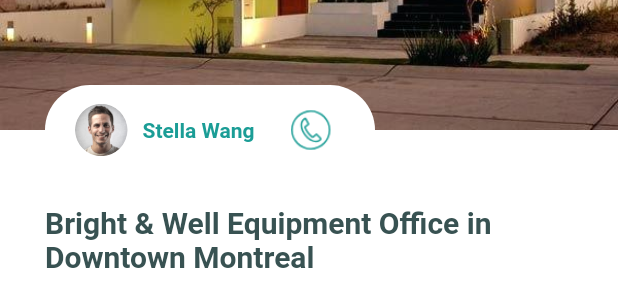
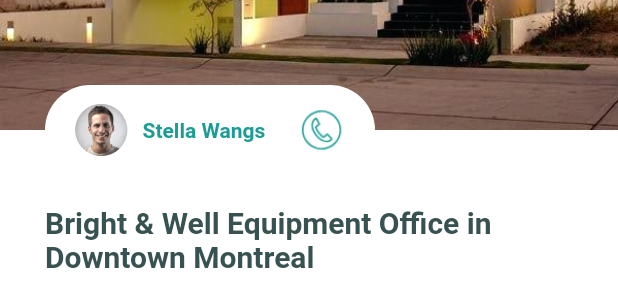
Before and after one commit to jwan3453/flutterUIChallenge, a Flutter app: the RealEstate widget shown alone on an empty page, opened directly, on a phone screen of 412 x 824 dp. Shown: the part 488-788 px from the top of the screen. Run offline on Flutter 3.47's test engine with Material 2 defaults, Android fonts, the light colour scheme and no system bars.

Commit message:
测试分支提交

```diff
--- a/lib/realestate/realEstate.dart
+++ b/lib/realestate/realEstate.dart
@@ -121,7 +121,7 @@ class RealEstate extends StatelessWidget {
                             padding:EdgeInsets.only(right:10)
                           ),
                           Text(
-                            'Stella Wang',
+                            'Stella Wangs',
                             textAlign: TextAlign.center,
                             style: TextStyle(fontWeight: FontWeight.bold, fontSize: 14, color: Color.fromRGBO(27,157,150,1)),
                           ),
```
